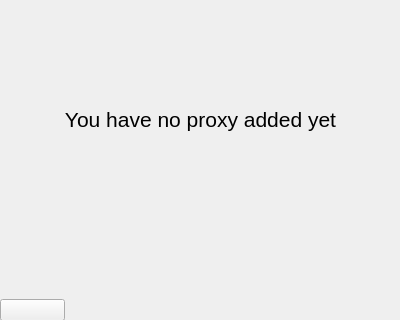
Qt form ui_files/page_2.ui (tessanix/Qt_vpn_interface) before a commit; both pictures show x 0 to 400 and y 280 to 600 of the 400 by 600 pixel window.
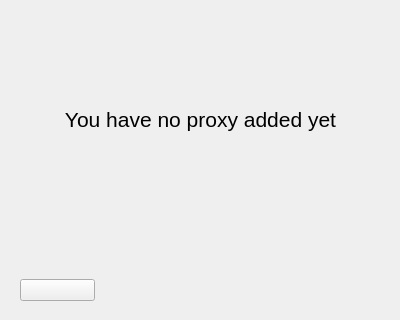
The same form after that commit. Icons and pictures are not drawn.

Diff of the .ui file:
```diff
--- a/ui_files/page_2.ui
+++ b/ui_files/page_2.ui
@@ -19,6 +19,9 @@
   <property name="windowTitle">
    <string>Form</string>
   </property>
+  <property name="styleSheet">
+   <string notr="true"/>
+  </property>
   <widget class="QWidget" name="verticalLayoutWidget">
    <property name="geometry">
     <rect>
@@ -32,6 +35,18 @@
     <property name="sizeConstraint">
      <enum>QLayout::SetDefaultConstraint</enum>
     </property>
+    <property name="leftMargin">
+     <number>20</number>
+    </property>
+    <property name="topMargin">
+     <number>20</number>
+    </property>
+    <property name="rightMargin">
+     <number>20</number>
+    </property>
+    <property name="bottomMargin">
+     <number>20</number>
+    </property>
     <item>
      <spacer name="verticalSpacer_2">
       <property name="orientation">
@@ -115,8 +130,8 @@
      <widget class="QPushButton" name="add_proxy_button">
       <property name="maximumSize">
        <size>
-        <width>65</width>
-        <height>65</height>
+        <width>75</width>
+        <height>75</height>
        </size>
       </property>
       <property name="styleSheet">
@@ -131,8 +146,8 @@
       </property>
       <property name="iconSize">
        <size>
-        <width>80</width>
-        <height>80</height>
+        <width>86</width>
+        <height>86</height>
        </size>
       </property>
      </widget>
```
Left out of the diff: 2 changed lines with no effect on the pictures.
